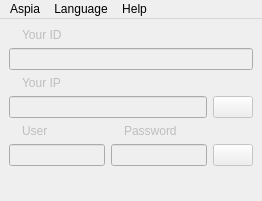
Above: source/host/ui/main_window.ui from dchapyshev/aspia before the change. Below: the same form after it.
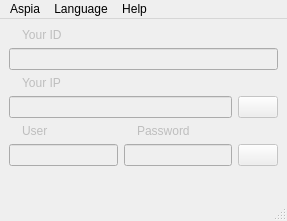
That is the form after the change. Icons and pictures are not drawn.

Commit message: Update peer count. Fix window minimization.

```diff
--- a/source/host/ui/main_window.ui
+++ b/source/host/ui/main_window.ui
@@ -6,8 +6,8 @@
    <rect>
     <x>0</x>
     <y>0</y>
-    <width>262</width>
-    <height>201</height>
+    <width>287</width>
+    <height>221</height>
    </rect>
   </property>
   <property name="sizePolicy">
@@ -294,7 +294,7 @@
     <rect>
      <x>0</x>
      <y>0</y>
-     <width>262</width>
+     <width>287</width>
      <height>21</height>
     </rect>
    </property>
@@ -324,6 +324,7 @@
    <addaction name="menu_language"/>
    <addaction name="menu_help"/>
   </widget>
+  <widget class="QStatusBar" name="statusbar"/>
   <action name="action_exit">
    <property name="icon">
     <iconset resource="resources.qrc">
```
The commit also changes 3 other files.
